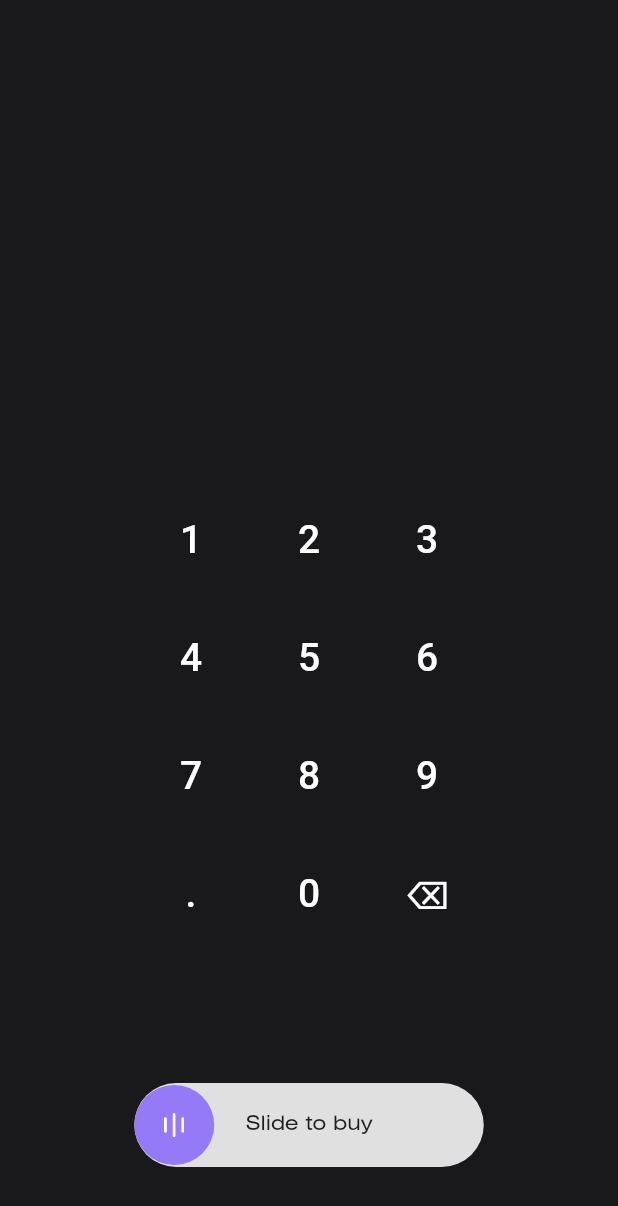
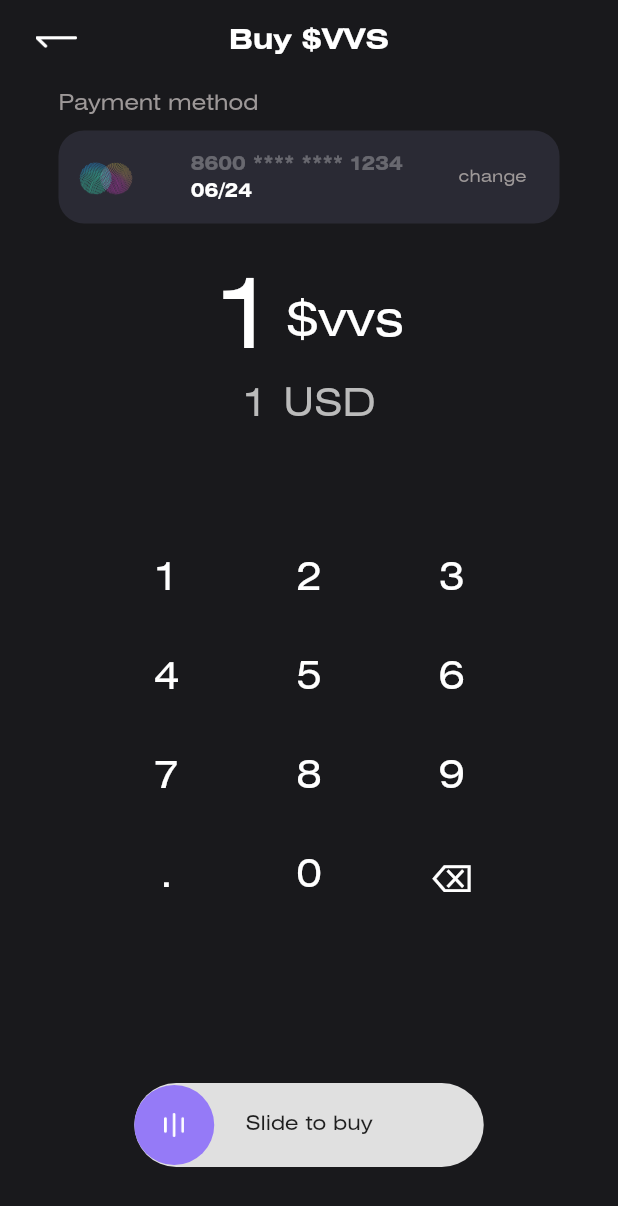
Before and after one commit to Javoh29/Wallet, a Flutter app: the screen it shows after launch, after a tap on an icon or button, on a phone screen of 412 x 824 dp. Shown: the top 1206 px of the screen. Run offline on Flutter 3.47's test engine with Material 2 defaults, Android fonts, the phone set to English and light mode, and no system bars; drawn by our look-alikes of slider_button; project files that could hold a hidden picture were left out.

```diff
--- a/lib/config/constants/app_colors.dart
+++ b/lib/config/constants/app_colors.dart
@@ -2,6 +2,10 @@ import 'package:flutter/material.dart';
 
 abstract class AppColors {
   const AppColors._();
+
+  static const Color bgColor = Color(0xFF19191C);
+  static const Color cardBgColor = Color(0xFF2A2A34);
+  static const Color textColor1 = Color(0xFF9D9898);
 
   static const Color accentLight = Color(0xFFDC2828);
   static const Color deletedItem = Color(0xFFFFE9E9);
--- a/lib/config/constants/assets.dart
+++ b/lib/config/constants/assets.dart
@@ -16,8 +16,10 @@ abstract class _AssetsHolder {
 
 class _Icons extends _AssetsHolder {
   const _Icons() : super('assets/icons');
+  String get back => '$basePath/ic_back.png';
 }
 
 class _Images extends _AssetsHolder {
   const _Images() : super('assets/images');
+  String get fingerPrint => '$basePath/finger_print.png';
 }
--- a/lib/main.dart
+++ b/lib/main.dart
@@ -22,6 +22,9 @@ class MyApp extends StatelessWidget {
         primarySwatch: Colors.blue,
       ),
       home: const BuyPage(),
+      routes: {
+        BuyPage.id:(context) => const BuyPage(),
+      },
     );
   }
 }
--- a/lib/presentation/pages/buy/buy_page.dart
+++ b/lib/presentation/pages/buy/buy_page.dart
@@ -2,8 +2,13 @@ import 'package:flutter/material.dart';
 import 'package:slider_button/slider_button.dart';
 import 'package:wallet/config/constants/app_text_styles.dart';
 
+import '../../../config/constants/app_colors.dart';
+import '../../../config/constants/assets.dart';
+import 'components/payment_method_card.dart';
+
 class BuyPage extends StatefulWidget {
   const BuyPage({super.key});
+  static const id = "buy_page";
 
   @override
   State<BuyPage> createState() => _BuyPageState();
@@ -11,40 +16,137 @@ class BuyPage extends StatefulWidget {
 
 class _BuyPageState extends State<BuyPage> {
   List<String> keyboardNumbers = ['1', '2', '3', '4', '5', '6', '7', '8', '9', '.', '0', '⌫'];
+  late TextEditingController txtCtrOne = TextEditingController(text: '0');
+  late TextEditingController txtCtrTwo = TextEditingController(text: '0');
 
   @override
   Widget build(BuildContext context) {
     return Scaffold(
       backgroundColor: const Color(0xff19191C),
-      body: Column(
-        crossAxisAlignment: CrossAxisAlignment.center,
-        mainAxisAlignment: MainAxisAlignment.end,
+      appBar: AppBar(
+        elevation: 0,
+        centerTitle: true,
+        backgroundColor: Colors.transparent,
+        leadingWidth: 75,
+        // #back button
+        leading: IconButton(
+          onPressed: () {},
+          splashRadius: 28,
+          icon: Image.asset(
+            Assets.icons.back,
+            color: Colors.white,
+            width: 28,
+            height: 8,
+          ),
+        ),
+        // #center title
+        title: Text(
+          'Buy \$VVS',
+          style: AppTextStyles.b6DemiBold.copyWith(
+            color: AppColors.baseLight.shade100,
+          ),
+        ),
+      ),
+      body: Stack(
         children: [
-          GridView.builder(
+          // #body
+          Column(
+            children: [
+              Padding(
+                padding: const EdgeInsets.only(left: 39, right: 39, bottom: 35, top: 6),
+                child: Column(
+                  crossAxisAlignment: CrossAxisAlignment.start,
+                  children: [
+                    Text(
+                      'Payment method',
+                      style: AppTextStyles.b3Medium.copyWith(
+                        color: AppColors.textColor1,
+                      ),
+                    ),
+                    const PaymentMethodCard(),
+                  ],
+                ),
+              ),
+              // #first textfield
+              Row(
+                mainAxisAlignment: MainAxisAlignment.center,
+                children: [
+                  Text(
+                    txtCtrOne.text,
+                    style: AppTextStyles.h5.copyWith(
+                      fontSize: 64,
+                      color: txtCtrOne.text == '0' ? const Color(0xff727272) : Colors.white,
+                    ),
+                  ),
+                  const SizedBox(width: 5),
+                  Text(
+                    '\$vvs',
+                    style: AppTextStyles.h5.copyWith(
+                      fontSize: 32,
+                      color: Colors.white,
+                    ),
+                  ),
+                ],
+              ),
+              // #Second textfield
+              Padding(
+                padding: const EdgeInsets.only(top: 10, bottom: 70),
+                child: Row(
+                  mainAxisAlignment: MainAxisAlignment.center,
+                  children: [
+                    Text(
+                      txtCtrTwo.text,
+                      style: AppTextStyles.h2.copyWith(
+                        color: const Color(0xffBBBBBB),
+                      ),
+                    ),
+                    const SizedBox(width: 10),
+                    Text(
+                      'USD',
+                      style: AppTextStyles.h2.copyWith(
+                        color: const Color(0xffBBBBBB),
+                      ),
+                    ),
+                  ],
+                ),
+              ),
+              // #keyboard
+              Expanded(
+                child: GridView.builder(
                   shrinkWrap: true,
                   itemCount: keyboardNumbers.length,
-            padding: const EdgeInsets.symmetric(horizontal: 88),
-            gridDelegate: const SliverGridDelegateWithFixedCrossAxisCount(crossAxisCount: 3),
+                  padding: const EdgeInsets.symmetric(horizontal: 78),
+                  gridDelegate:
+                      const SliverGridDelegateWithFixedCrossAxisCount(crossAxisCount: 3, crossAxisSpacing: 29),
                   itemBuilder: (BuildContext context, int index) {
                     return TextButton(
-                onPressed: () {},
+                      onPressed: () => addAmount(keyboardNumbers[index]),
                       style: ButtonStyle(
                         shape: MaterialStateProperty.all(const CircleBorder()),
                       ),
                       child: Text(
                         keyboardNumbers[index],
-                  style: const TextStyle(fontSize: 26, color: Colors.white),
+                        style: AppTextStyles.h2.copyWith(
+                          fontWeight: FontWeight.w400,
+                          color: Colors.white,
+                        ),
                       ),
                     );
                   },
                 ),
-          Container(
+              ),
+            ],
+          ),
+          // #bottom slider button
+          Align(
+            alignment: Alignment.bottomCenter,
+            child: Container(
               width: 233,
               height: 56,
               margin: const EdgeInsets.only(bottom: 46, top: 87),
               child: SliderButton(
                 action: () {
-                setState(() {});
+                  Navigator.pushNamed(context, BuyPage.id);
                 },
                 label: Text(
                   'Slide to buy',
@@ -61,8 +163,36 @@ class _BuyPageState extends State<BuyPage> {
                 ),
               ),
             ),
+          ),
         ],
       ),
     );
   }
+
+  addAmount(String amount) {
+    if (amount == '⌫') {
+      if (txtCtrOne.text != "0") {
+        if (txtCtrOne.text.length != 1) {
+          txtCtrOne.text = txtCtrOne.text.substring(0, txtCtrOne.text.length - 1);
+          txtCtrTwo.text = txtCtrTwo.text.substring(0, txtCtrTwo.text.length - 1);
+        } else {
+          txtCtrOne.text = "0";
+          txtCtrTwo.text = "0";
         }
+      }
+    } else if (amount == ".") {
+      if (txtCtrOne.text.isNotEmpty && !txtCtrOne.text.contains(".")) {
+        txtCtrOne.text = txtCtrOne.text + amount;
+        txtCtrTwo.text = txtCtrTwo.text + amount;
+      }
+    } else if (txtCtrOne.text.length < 5) {
+      if (txtCtrOne.text == "0") {
+        txtCtrOne.text = "";
+        txtCtrTwo.text = "";
+      }
+      txtCtrOne.text = txtCtrOne.text + amount;
+      txtCtrTwo.text = txtCtrTwo.text + amount;
+    }
+    setState(() {});
+  }
+}
--- /dev/null
+++ b/lib/presentation/pages/buy/components/payment_method_card.dart
@@ -0,0 +1,59 @@
+import 'package:flutter/cupertino.dart';
+import '../../../../config/constants/app_colors.dart';
+import '../../../../config/constants/app_decorations.dart';
+import '../../../../config/constants/app_text_styles.dart';
+import '../../../../config/constants/assets.dart';
+
+class PaymentMethodCard extends StatelessWidget {
+  const PaymentMethodCard({
+    Key? key,
+  }) : super(key: key);
+
+  @override
+  Widget build(BuildContext context) {
+    return Container(
+      margin: const EdgeInsets.only(top: 10),
+      padding: const EdgeInsets.only(left: 11, right: 22, top: 15, bottom: 14),
+      decoration: AppDecorations.defDecor.copyWith(
+        borderRadius: BorderRadius.circular(17),
+        color: AppColors.cardBgColor,
+      ),
+      child: Row(
+        mainAxisAlignment: MainAxisAlignment.spaceBetween,
+        children: [
+          Image.asset(
+            Assets.images.fingerPrint,
+            height: 30,
+          ),
+          Column(
+            crossAxisAlignment: CrossAxisAlignment.start,
+            children: [
+              Text(
+                '8600 **** **** 1234',
+                style: AppTextStyles.h6.copyWith(
+                  color: AppColors.baseLight.shade100.withOpacity(.29),
+                ),
+              ),
+              const SizedBox(
+                height: 3,
+              ),
+              Text(
+                '06/24',
+                style: AppTextStyles.h6.copyWith(
+                  color: AppColors.baseLight.shade100,
+                ),
+              ),
+            ],
+          ),
+          Text(
+            'change',
+            style: AppTextStyles.b4Regular.copyWith(
+              fontSize: 11.3,
+              color: AppColors.textColor1,
+            ),
+          ),
+        ],
+      ),
+    );
+  }
+}
--- a/pubspec.yaml
+++ b/pubspec.yaml
@@ -23,6 +23,7 @@ flutter:
 
   assets:
     - assets/icons/
+    - assets/images/
 
   fonts:
     - family: Monoska
```
Also changed, not shown: assets/icons/ic_back.png (added), assets/images/finger_print.png (added). Lines whose indentation alone changed are shown as unchanged.
